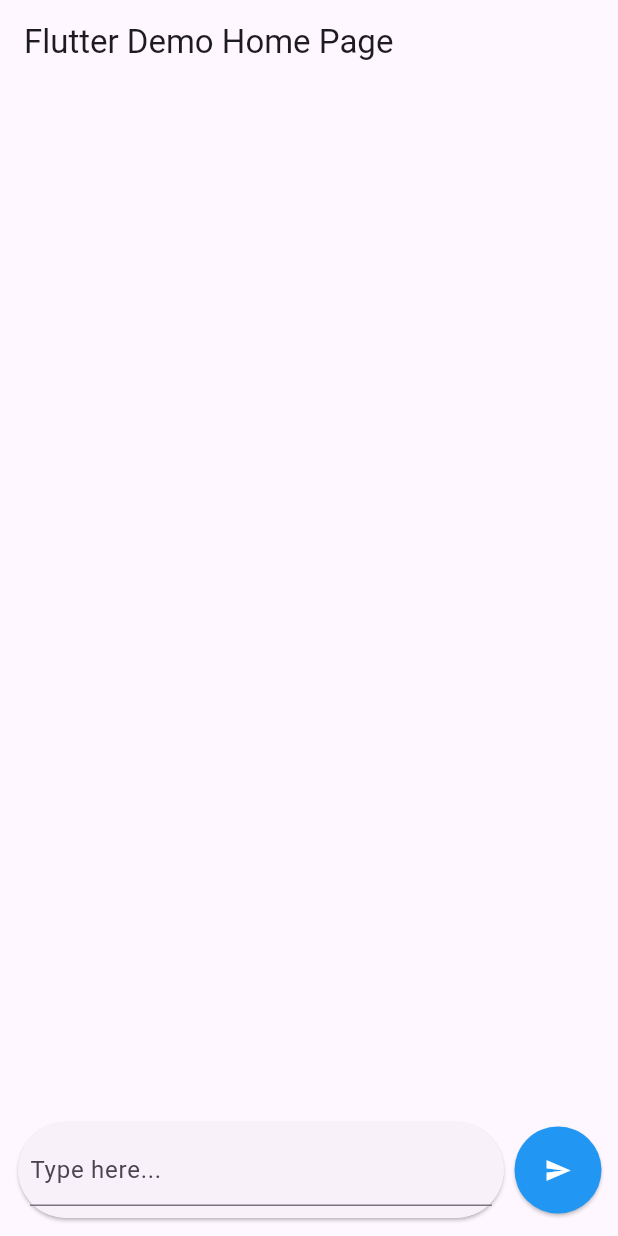
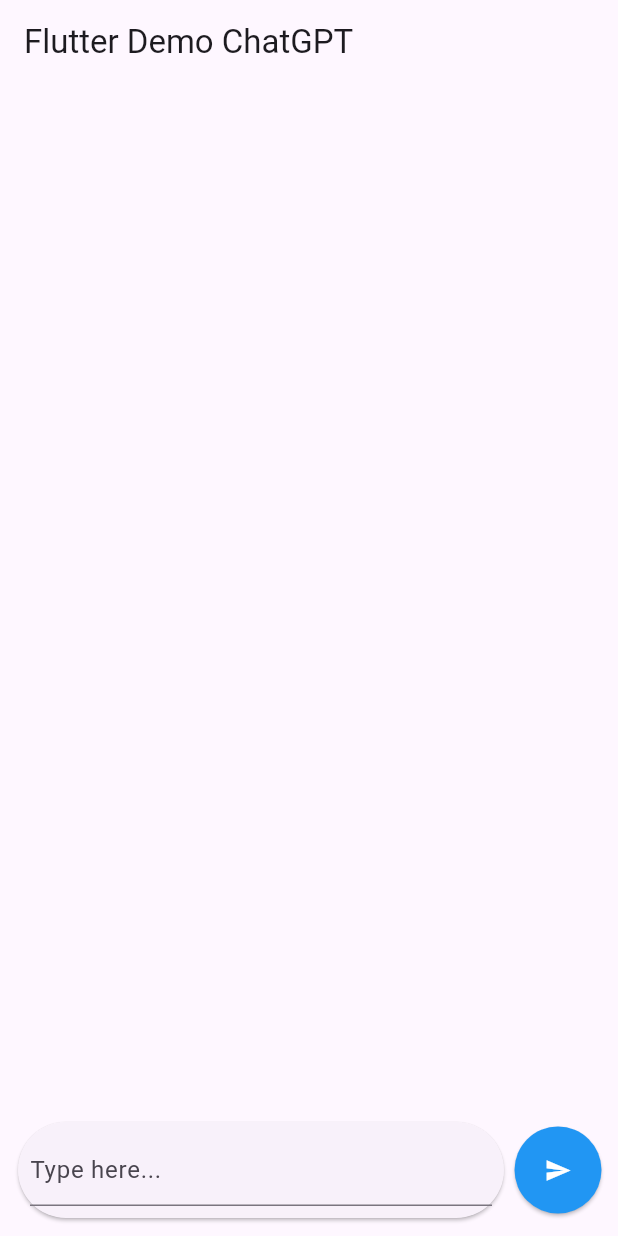
Before and after one commit to grusic91/chtgpt_flutter_intro, a Flutter app: the screen it shows after launch, on a phone screen of 412 x 824 dp. Run offline on Flutter 3.47's test engine with Material 3 defaults, Android fonts, the phone set to English and light mode, and no system bars; drawn by our look-alikes of dash_chat_2.

Commit message:
change title.

```diff
--- a/lib/main.dart
+++ b/lib/main.dart
@@ -23,7 +23,7 @@
         colorScheme: ColorScheme.fromSeed(seedColor: Colors.deepPurple),
         useMaterial3: true,
       ),
-      home: const ChatGPTHome(title: 'Flutter Demo Home Page'),
+      home: const ChatGPTHome(title: 'Flutter Demo ChatGPT'),
     );
   }
 }
```
